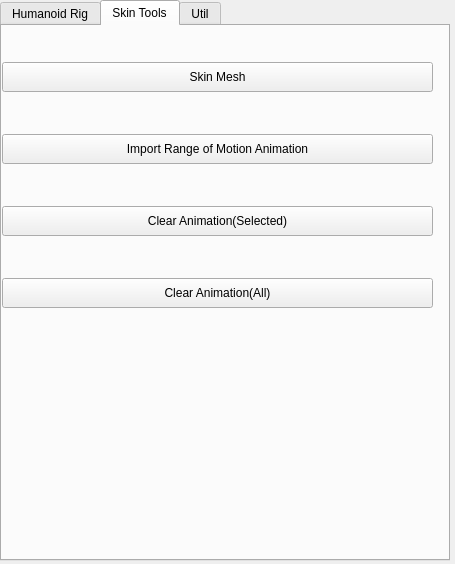
First picture: the form in python/ui/tools_window.ui, repository neilberard/AutoRig, before the edit.
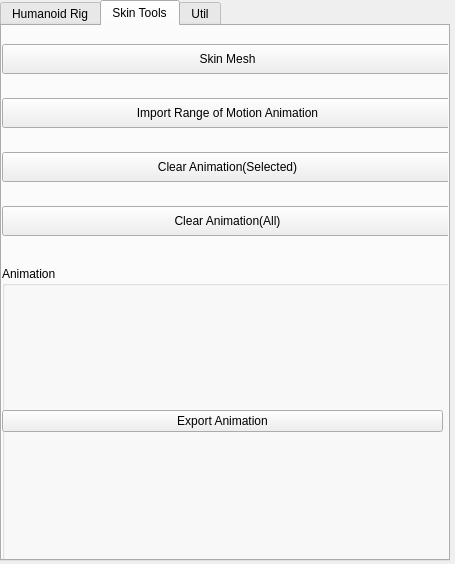
Second picture: the form after the edit. The open tabs and pages were chosen to show the change. Icons and pictures are not drawn.

Patch:
```diff
--- a/python/ui/tools_window.ui
+++ b/python/ui/tools_window.ui
@@ -442,8 +442,8 @@
       <rect>
        <x>0</x>
        <y>0</y>
-       <width>431</width>
-       <height>321</height>
+       <width>451</width>
+       <height>231</height>
       </rect>
      </property>
      <layout class="QGridLayout" name="gridLayout_2">
@@ -501,6 +501,38 @@
       </item>
      </layout>
     </widget>
+    <widget class="QGroupBox" name="groupBox_3">
+     <property name="geometry">
+      <rect>
+       <x>0</x>
+       <y>240</y>
+       <width>451</width>
+       <height>301</height>
+      </rect>
+     </property>
+     <property name="title">
+      <string>Animation</string>
+     </property>
+     <widget class="QWidget" name="gridLayoutWidget_4">
+      <property name="geometry">
+       <rect>
+        <x>0</x>
+        <y>20</y>
+        <width>441</width>
+        <height>271</height>
+       </rect>
+      </property>
+      <layout class="QGridLayout" name="gridLayout_3">
+       <item row="0" column="0">
+        <widget class="QPushButton" name="btn_anim_export">
+         <property name="text">
+          <string>Export Animation</string>
+         </property>
+        </widget>
+       </item>
+      </layout>
+     </widget>
+    </widget>
    </widget>
    <widget class="QWidget" name="tab_util">
     <property name="sizePolicy">
```
Left out of the diff: 28 changed lines with no effect on the pictures.
